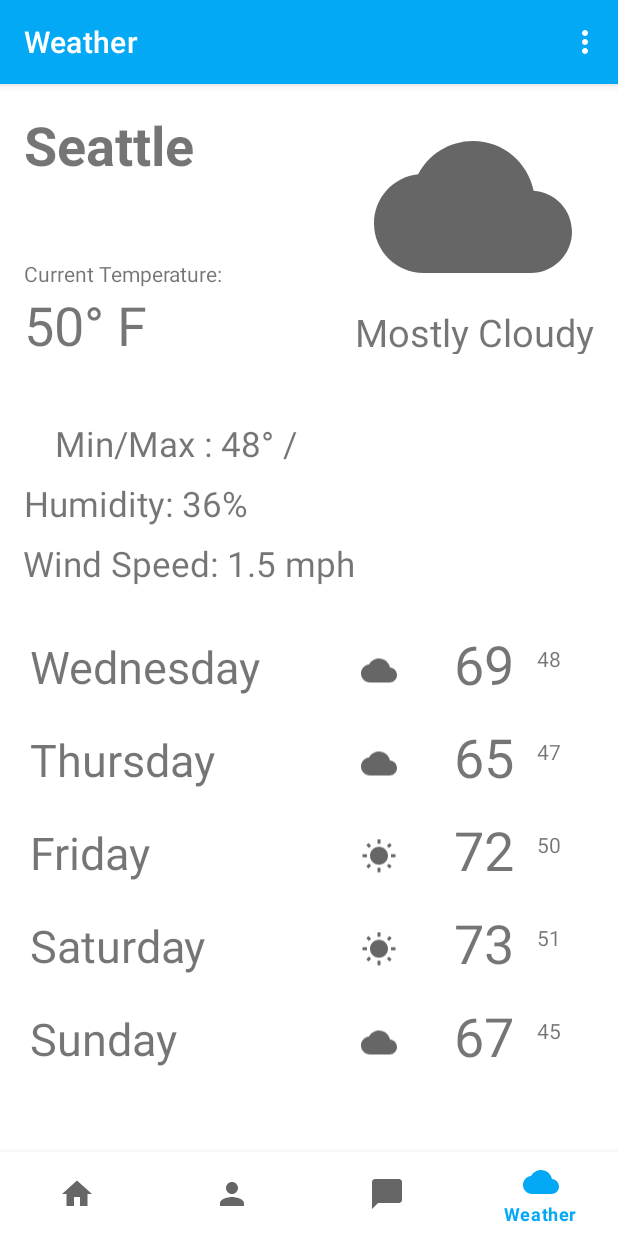
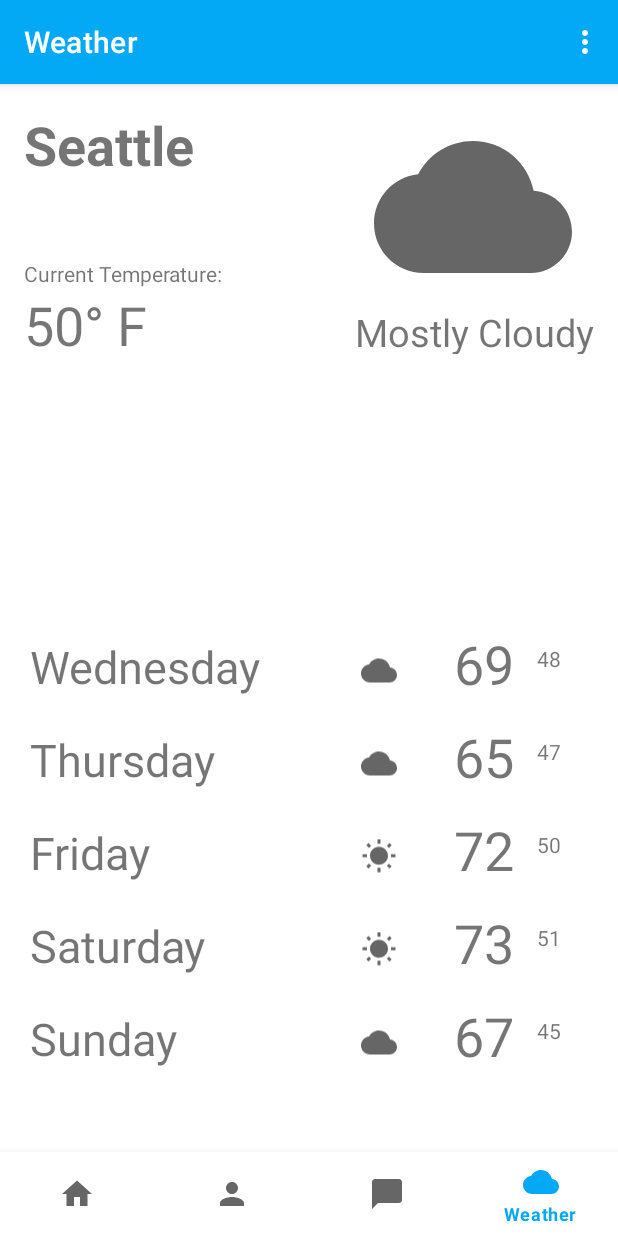
Before and after one commit to bjoshi99/Team-6-TCSS-450, an Android app: the WeatherFragment screen opened through its navigation route, on a phone screen of 412 x 824 dp. Run offline under Robolectric (Android 15) with nearby library versions, the phone set to English and light mode, and no system bars; our stand-ins replace navigation-ui; 4 statements that could not run were skipped.

Commit message:
Removed three lines from weather section

```diff
--- a/app/src/main/res/layout/fragment_weather.xml
+++ b/app/src/main/res/layout/fragment_weather.xml
@@ -14,51 +14,10 @@
         android:text="Mostly Cloudy"
         android:textAlignment="center"
         android:textSize="25sp"
+        app:layout_constraintBottom_toTopOf="@+id/RecyclerView_Weather"
         app:layout_constraintEnd_toEndOf="parent"
-        app:layout_constraintTop_toBottomOf="@+id/imageView3" />
-
-    <TextView
-        android:id="@+id/text_wind_home3"
-        android:layout_width="wrap_content"
-        android:layout_height="wrap_content"
-        android:layout_marginTop="304dp"
-        android:text="Wind Speed: 1.5 mph"
-        android:textSize="23sp"
-        app:layout_constraintBottom_toTopOf="@+id/list_home"
-        app:layout_constraintEnd_toEndOf="parent"
-        app:layout_constraintHorizontal_bias="0.082"
-        app:layout_constraintStart_toStartOf="parent"
-        app:layout_constraintTop_toTopOf="parent"
-        app:layout_constraintVertical_bias="0.765" />
-
-    <TextView
-        android:id="@+id/text_humidity_home3"
-        android:layout_width="wrap_content"
-        android:layout_height="wrap_content"
-        android:layout_marginTop="264dp"
-        android:text="Humidity: 36%"
-        android:textSize="23sp"
-        app:layout_constraintBottom_toTopOf="@+id/list_home"
-        app:layout_constraintEnd_toEndOf="parent"
-        app:layout_constraintHorizontal_bias="0.06"
-        app:layout_constraintStart_toStartOf="parent"
-        app:layout_constraintTop_toTopOf="parent"
-        app:layout_constraintVertical_bias="0.952" />
-
-    <TextView
-        android:id="@+id/text_minmax_home3"
-        android:layout_width="201dp"
-        android:layout_height="29dp"
-        android:layout_marginStart="5dp"
-        android:layout_marginTop="224dp"
-        android:layout_marginEnd="5dp"
-        android:text="Min/Max : 48° / 69° F"
-        android:textAlignment="center"
-        android:textSize="23sp"
-        app:layout_constraintEnd_toEndOf="parent"
-        app:layout_constraintHorizontal_bias="0.055"
-        app:layout_constraintStart_toStartOf="parent"
-        app:layout_constraintTop_toTopOf="parent" />
+        app:layout_constraintTop_toBottomOf="@+id/imageView3"
+        app:layout_constraintVertical_bias="0.0" />
 
     <androidx.recyclerview.widget.RecyclerView
         android:id="@+id/RecyclerView_Weather"
@@ -112,8 +71,10 @@
         android:layout_marginStart="16dp"
         android:text="50° F"
         android:textSize="36sp"
+        app:layout_constraintBottom_toTopOf="@+id/RecyclerView_Weather"
         app:layout_constraintStart_toStartOf="parent"
-        app:layout_constraintTop_toBottomOf="@+id/textView5" />
+        app:layout_constraintTop_toBottomOf="@+id/textView5"
+        app:layout_constraintVertical_bias="0.0" />
 
     <!--    <androidx.recyclerview.widget.RecyclerView-->
     <!--        android:id="@+id/RecyclerView_Weather"-->
```
